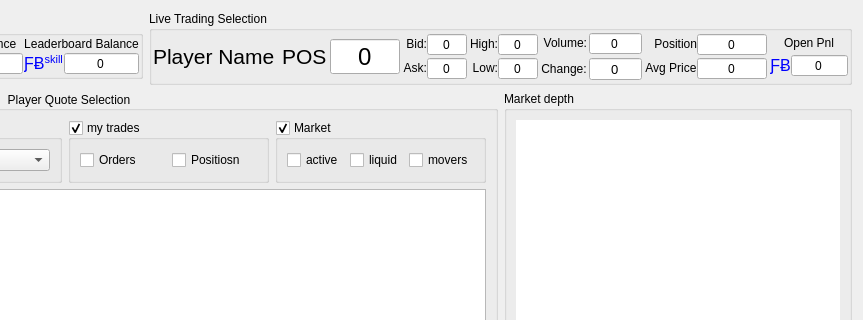
Before: the Qt Designer form tradingfootball/trading.ui in protoblock/protoblock, drawn with Qt 5; both pictures show x 370 to 1233 and y 0 to 320 of the 1233 by 613 pixel window.
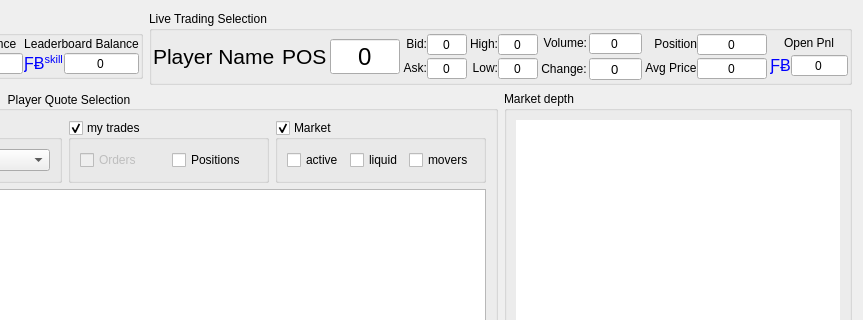
After: the same form once the commit is applied.

```diff
--- a/tradingfootball/trading.ui
+++ b/tradingfootball/trading.ui
@@ -851,7 +851,7 @@
          </widget>
         </item>
         <item row="0" column="1">
-         <widget class="QSpinBox" name="posAvgPrice">
+         <widget class="QSpinBox" name="posQty">
           <property name="sizePolicy">
            <sizepolicy hsizetype="Preferred" vsizetype="Fixed">
             <horstretch>0</horstretch>
@@ -913,7 +913,7 @@
          </widget>
         </item>
         <item row="1" column="1">
-         <widget class="QSpinBox" name="posQty">
+         <widget class="QSpinBox" name="posAvgPrice">
           <property name="sizePolicy">
            <sizepolicy hsizetype="Preferred" vsizetype="Fixed">
             <horstretch>0</horstretch>
@@ -1174,7 +1174,10 @@
                <item row="0" column="0">
                 <layout class="QHBoxLayout" name="horizontalLayout_9">
                  <item>
-                  <widget class="QCheckBox" name="checkBox_2">
+                  <widget class="QCheckBox" name="myorderFilter">
+                   <property name="enabled">
+                    <bool>false</bool>
+                   </property>
                    <property name="text">
                     <string>Orders</string>
                    </property>
@@ -1183,7 +1186,7 @@
                  <item>
                   <widget class="QCheckBox" name="checkBox_3">
                    <property name="text">
-                    <string>Positiosn</string>
+                    <string>Positions</string>
                    </property>
                   </widget>
                  </item>
```
Left out of the diff: 19 changed lines with no effect on the pictures.
